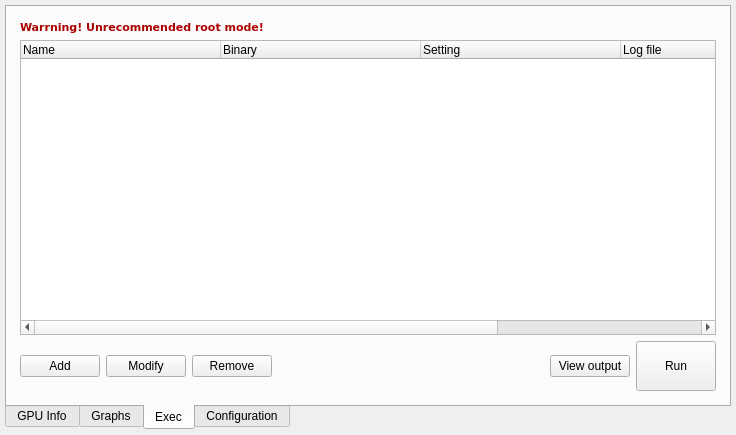
The window that radeon-profile/radeon_profile.ui (marazmista/radeon-profile) describes before a commit, drawn with Qt 5.
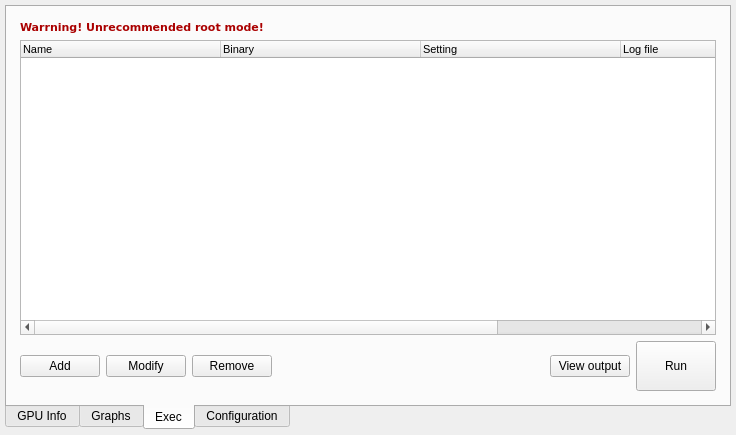
The same window after the commit. The open tabs and pages were chosen to show the change. Icons and pictures are not drawn. Custom widgets are drawn as their Qt base class.

Commit message: edited item don't go to bottom of list, question when deleting item, increased font size by 1p

```diff
--- a/radeon-profile/radeon_profile.ui
+++ b/radeon-profile/radeon_profile.ui
@@ -1301,6 +1301,11 @@
             </item>
             <item>
              <widget class="QTreeWidget" name="list_execProfiles">
+              <property name="font">
+               <font>
+                <pointsize>8</pointsize>
+               </font>
+              </property>
               <property name="indentation">
                <number>5</number>
               </property>
```
Left out of the diff: 2 changed lines with no effect on the pictures. The commit also changes 4 other files.
